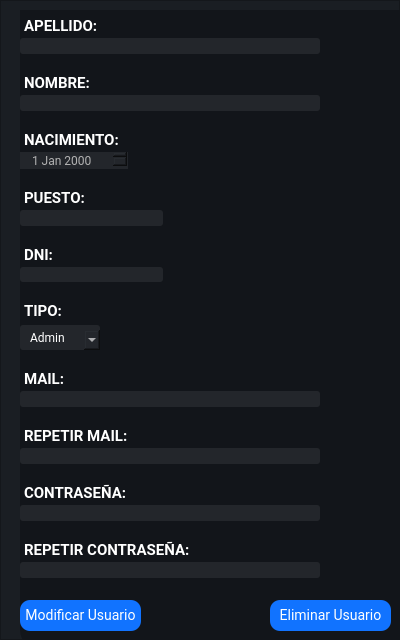
juanignaciocansillieri/Proyecto-Final, file Interfaces/main/bm_user.ui: the form before one commit.
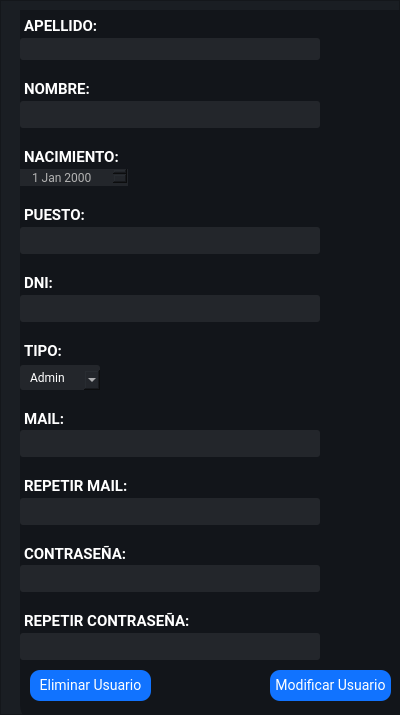
The form after the commit.

The edit to the form file:
```diff
--- a/Interfaces/main/bm_user.ui
+++ b/Interfaces/main/bm_user.ui
@@ -7,19 +7,19 @@
     <x>0</x>
     <y>0</y>
     <width>400</width>
-    <height>640</height>
+    <height>715</height>
    </rect>
   </property>
   <property name="minimumSize">
    <size>
-    <width>400</width>
-    <height>640</height>
+    <width>0</width>
+    <height>0</height>
    </size>
   </property>
   <property name="maximumSize">
    <size>
-    <width>570</width>
-    <height>16777215</height>
+    <width>749</width>
+    <height>800</height>
    </size>
   </property>
   <property name="windowTitle">
@@ -29,37 +29,46 @@
    <property name="minimumSize">
     <size>
      <width>400</width>
-     <height>640</height>
+     <height>715</height>
     </size>
    </property>
    <property name="maximumSize">
     <size>
      <width>400</width>
-     <height>640</height>
+     <height>715</height>
     </size>
    </property>
+   <layout class="QVBoxLayout" name="verticalLayout">
+    <property name="spacing">
+     <number>0</number>
+    </property>
+    <property name="leftMargin">
+     <number>0</number>
+    </property>
+    <property name="topMargin">
+     <number>0</number>
+    </property>
+    <property name="rightMargin">
+     <number>0</number>
+    </property>
+    <property name="bottomMargin">
+     <number>0</number>
+    </property>
+    <item>
    <widget class="QFrame" name="frame">
     <property name="enabled">
      <bool>true</bool>
     </property>
-    <property name="geometry">
-     <rect>
-      <x>0</x>
-      <y>0</y>
-      <width>400</width>
-      <height>640</height>
-     </rect>
-    </property>
     <property name="minimumSize">
      <size>
       <width>400</width>
-      <height>640</height>
+        <height>715</height>
      </size>
     </property>
     <property name="maximumSize">
      <size>
       <width>400</width>
-      <height>640</height>
+        <height>715</height>
      </size>
     </property>
     <property name="styleSheet">
@@ -78,19 +87,19 @@
        <x>20</x>
        <y>10</y>
        <width>400</width>
-       <height>640</height>
+         <height>715</height>
       </rect>
      </property>
      <property name="minimumSize">
       <size>
        <width>400</width>
-       <height>640</height>
+         <height>715</height>
       </size>
      </property>
      <property name="maximumSize">
       <size>
        <width>400</width>
-       <height>640</height>
+         <height>715</height>
       </size>
      </property>
      <property name="styleSheet">
@@ -108,8 +117,8 @@
        <rect>
         <x>0</x>
         <y>-20</y>
-        <width>351</width>
-        <height>591</height>
+          <width>371</width>
+          <height>673</height>
        </rect>
       </property>
       <layout class="QFormLayout" name="formLayout">
@@ -163,14 +172,14 @@
         <widget class="QLineEdit" name="nombre_input">
          <property name="minimumSize">
           <size>
-           <width>0</width>
-           <height>10</height>
+             <width>300</width>
+             <height>30</height>
           </size>
          </property>
          <property name="maximumSize">
           <size>
            <width>300</width>
-           <height>20</height>
+             <height>30</height>
           </size>
          </property>
          <property name="styleSheet">
@@ -182,7 +191,7 @@
 font-family:Roboto;
 margin-top: 3px;
 border: none;
-font-size:15px;
+font-size:11px;
 font-weight: 400;
 
 }
@@ -247,14 +256,14 @@
         <widget class="QLineEdit" name="puesto_input">
          <property name="minimumSize">
           <size>
-           <width>0</width>
-           <height>10</height>
+             <width>300</width>
+             <height>30</height>
           </size>
          </property>
          <property name="maximumSize">
           <size>
            <width>300</width>
-           <height>20</height>
+             <height>30</height>
           </size>
          </property>
          <property name="styleSheet">
@@ -266,7 +275,7 @@
 font-family:Roboto;
 margin-top: 3px;
 border: none;
-font-size:15px;
+font-size:11px;
 font-weight: 400;
 
 }
@@ -284,14 +293,14 @@
         <widget class="QLineEdit" name="mail_input">
          <property name="minimumSize">
           <size>
-           <width>0</width>
-           <height>10</height>
+             <width>300</width>
+             <height>30</height>
           </size>
          </property>
          <property name="maximumSize">
           <size>
            <width>300</width>
-           <height>20</height>
+             <height>30</height>
           </size>
          </property>
          <property name="styleSheet">
@@ -303,7 +312,7 @@
 font-family:Roboto;
 margin-top: 3px;
 border: none;
-font-size:15px;
+font-size:11px;
 font-weight: 400;
 
 }
@@ -318,18 +327,18 @@
          </property>
         </widget>
        </item>
-       <item row="16" column="0" colspan="2">
+         <item row="15" column="0" colspan="2">
         <widget class="QLineEdit" name="pass_input">
          <property name="minimumSize">
           <size>
-           <width>0</width>
-           <height>10</height>
+             <width>300</width>
+             <height>30</height>
           </size>
          </property>
          <property name="maximumSize">
           <size>
            <width>300</width>
-           <height>20</height>
+             <height>30</height>
           </size>
          </property>
          <property name="styleSheet">
@@ -341,7 +350,7 @@
 font-family:Roboto;
 margin-top: 3px;
 border: none;
-font-size:15px;
+font-size:11px;
 font-weight: 400;
 
 }
@@ -355,18 +364,18 @@
          </property>
         </widget>
        </item>
-       <item row="19" column="0" colspan="2">
+         <item row="17" column="0" colspan="2">
         <widget class="QLineEdit" name="pass_input_2">
          <property name="minimumSize">
           <size>
-           <width>0</width>
-           <height>10</height>
+             <width>300</width>
+             <height>30</height>
           </size>
          </property>
          <property name="maximumSize">
           <size>
            <width>300</width>
-           <height>20</height>
+             <height>30</height>
           </size>
          </property>
          <property name="styleSheet">
@@ -378,7 +387,7 @@
 font-family:Roboto;
 margin-top: 3px;
 border: none;
-font-size:15px;
+font-size:11px;
 font-weight: 400;
 
 }
@@ -425,25 +434,25 @@
          <property name="minimumSize">
           <size>
            <width>0</width>
-           <height>10</height>
+             <height>25</height>
           </size>
          </property>
          <property name="maximumSize">
           <size>
            <width>300</width>
-           <height>20</height>
+             <height>25</height>
           </size>
          </property>
          <property name="styleSheet">
           <string notr="true">QLineEdit{
 background-color: #23262b;
 border-radius: 3px;
-padding: 4 10px;
+padding: 4 15px;
 color: #fff;
 font-family:Roboto;
 margin-top: 3px;
 border: none;
-font-size:15px;
+font-size:11px;
 font-weight: 400;
 
 }
@@ -510,18 +519,18 @@
          </item>
         </widget>
        </item>
-       <item row="22" column="0" colspan="2">
+         <item row="20" column="0" colspan="2">
         <widget class="QLineEdit" name="pass_input_3">
          <property name="minimumSize">
           <size>
-           <width>0</width>
-           <height>10</height>
+             <width>300</width>
+             <height>30</height>
           </size>
          </property>
          <property name="maximumSize">
           <size>
            <width>300</width>
-           <height>20</height>
+             <height>30</height>
           </size>
          </property>
          <property name="styleSheet">
@@ -533,7 +542,7 @@
 font-family:Roboto;
 margin-top: 3px;
 border: none;
-font-size:15px;
+font-size:11px;
 font-weight: 400;
 
 }
@@ -547,12 +556,12 @@
          </property>
         </widget>
        </item>
-       <item row="25" column="0" colspan="2">
+         <item row="23" column="0" colspan="2">
         <widget class="QLineEdit" name="pass_input_4">
          <property name="minimumSize">
           <size>
-           <width>0</width>
-           <height>10</height>
+             <width>300</width>
+             <height>30</height>
           </size>
          </property>
          <property name="maximumSize">
@@ -570,7 +579,7 @@
 font-family:Roboto;
 margin-top: 3px;
 border: none;
-font-size:15px;
+font-size:11px;
 font-weight: 400;
 
 }
@@ -584,21 +593,7 @@
          </property>
         </widget>
        </item>
-       <item row="15" column="0">
-        <widget class="QLabel" name="label_11">
-         <property name="styleSheet">
-          <string notr="true">font-family: Roboto;
-font-weight: bold;
-font-size: 15px;
-color: #fff;
-margin-top:20px</string>
-         </property>
-         <property name="text">
-          <string>MAIL:</string>
-         </property>
-        </widget>
-       </item>
-       <item row="21" column="0">
+         <item row="19" column="0">
         <widget class="QLabel" name="label_7">
          <property name="styleSheet">
           <string notr="true">font-family: Roboto;
@@ -612,7 +607,21 @@
          </property>
         </widget>
        </item>
-       <item row="24" column="0">
+         <item row="14" column="0">
+          <widget class="QLabel" name="label_11">
+           <property name="styleSheet">
+            <string notr="true">font-family: Roboto;
+font-weight: bold;
+font-size: 15px;
+color: #fff;
+margin-top:20px</string>
+           </property>
+           <property name="text">
+            <string>MAIL:</string>
+           </property>
+          </widget>
+         </item>
+         <item row="22" column="0">
         <widget class="QLabel" name="label_9">
          <property name="styleSheet">
           <string notr="true">font-family: Roboto;
@@ -626,7 +635,7 @@
          </property>
         </widget>
        </item>
-       <item row="18" column="0">
+         <item row="16" column="0">
         <widget class="QLabel" name="label_12">
          <property name="styleSheet">
           <string notr="true">font-family: Roboto;
@@ -645,8 +654,8 @@
      <widget class="QPushButton" name="pushButton">
       <property name="geometry">
        <rect>
-        <x>0</x>
-        <y>590</y>
+          <x>10</x>
+          <y>660</y>
         <width>121</width>
         <height>31</height>
        </rect>
@@ -674,14 +683,14 @@
 }</string>
       </property>
       <property name="text">
-       <string>Modificar Usuario</string>
+         <string>Eliminar Usuario</string>
       </property>
      </widget>
      <widget class="QPushButton" name="pushButton_2">
       <property name="geometry">
        <rect>
         <x>250</x>
-        <y>590</y>
+          <y>660</y>
         <width>121</width>
         <height>31</height>
        </rect>
@@ -709,11 +718,13 @@
 }</string>
       </property>
       <property name="text">
-       <string>Eliminar Usuario</string>
+         <string>Modificar Usuario</string>
       </property>
      </widget>
     </widget>
    </widget>
+    </item>
+   </layout>
   </widget>
  </widget>
  <resources/>
```
Lines whose indentation alone changed are shown as unchanged.
